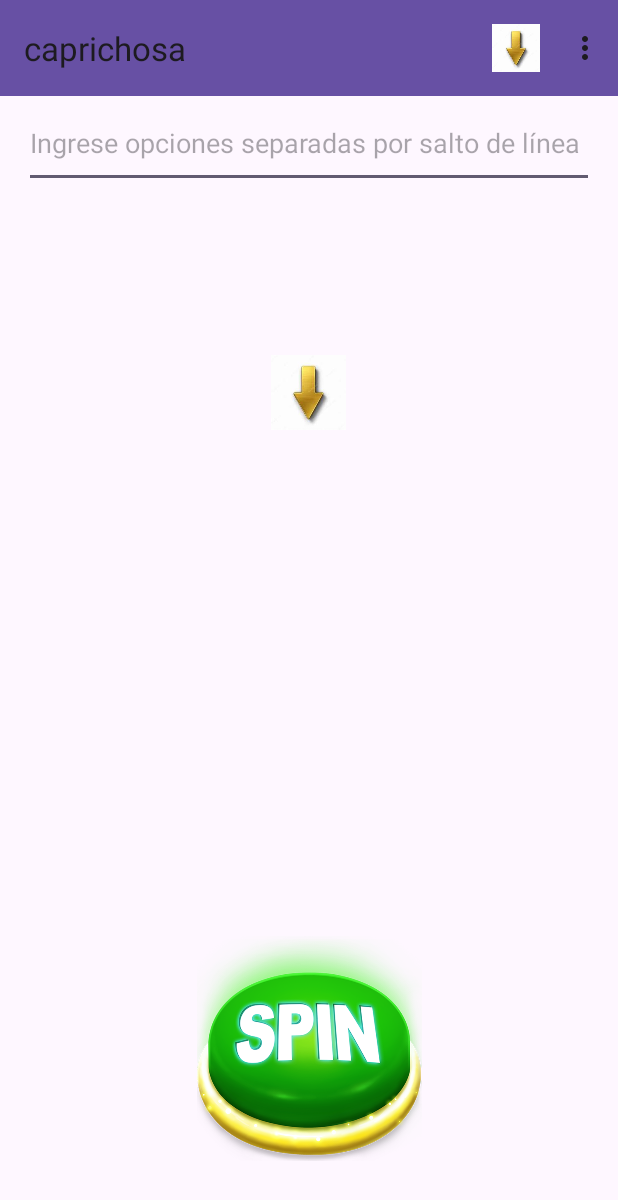
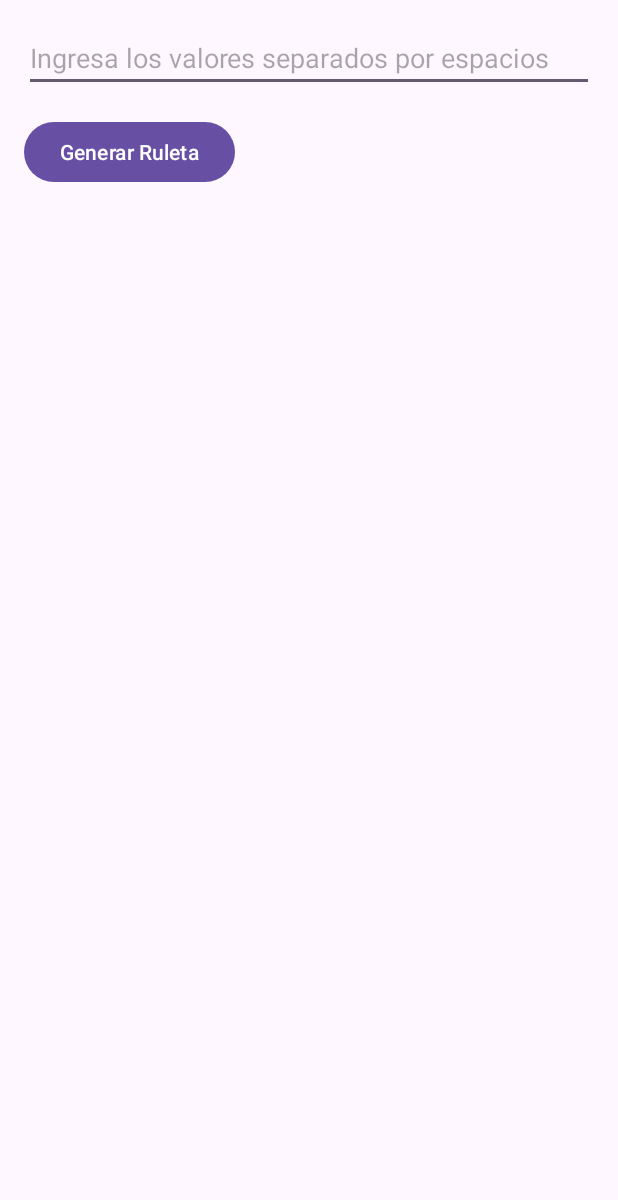
Before and after one commit to vicentenavarro13/PS-G4-RULETA, an Android app: the screen it shows after launch (MainActivity), on a phone screen of 412 x 824 dp. Shown: the top 1200 px of the screen. Run offline under Robolectric (Android 15) with nearby library versions, the phone set to English and light mode, and no system bars.

Commit message:
restructuración del código

```diff
--- a/app/src/main/java/com/example/caprichosa/MainActivity.java
+++ b/app/src/main/java/com/example/caprichosa/MainActivity.java
@@ -1,117 +1,80 @@
 package com.example.caprichosa;
+
+import android.graphics.Canvas;
+import android.graphics.Color;
+import android.graphics.Paint;
+import android.os.Bundle;
+import android.view.View;
+import android.view.animation.RotateAnimation;
+import android.widget.EditText;
+import android.widget.RelativeLayout;
+import android.widget.TextView;
 
 import androidx.appcompat.app.AppCompatActivity;
 
-import android.os.Bundle;
-import android.view.View;
-import android.view.animation.Animation;
-import android.view.animation.DecelerateInterpolator;
-import android.view.animation.RotateAnimation;
-import android.widget.ImageView;
-import android.widget.Toast;
-import android.widget.EditText;
-import android.view.Menu;
-
-import androidx.appcompat.app.AppCompatActivity;
-import androidx.appcompat.widget.Toolbar;
+import java.util.ArrayList;
+import java.util.List;
 import java.util.Random;
 
 public class MainActivity extends AppCompatActivity {
-    private ImageView ruleta;
 
+    private EditText editTextValores;
+    private RelativeLayout relativeLayoutRuleta;
+    private TextView textViewResultado;
 
-    private RouletteView rouletteView;
-    private static final String[] sectores = {"1", "2", "3", "4", "5", "6", "7", "8", "9"};
-    private static final int [] tamanosSector = new int [sectores.length];
-    private static final Random  random = new Random();
-    private boolean girando = false ;
-    private int grados = 0;
     @Override
     protected void onCreate(Bundle savedInstanceState) {
-
-
         super.onCreate(savedInstanceState);
         setContentView(R.layout.activity_main);
-        Toolbar toolbar = findViewById(R.id.toolbar);
-        setSupportActionBar(toolbar);
-        final EditText editTextOpciones = findViewById(R.id.editTextOpciones);
-        final ImageView boton = findViewById(R.id.boton);
-        final ImageView image = findViewById(R.id.ruleta);
 
-        boton.setOnClickListener(new View.OnClickListener() {
-            @Override
-            public void onClick(View view) {
-                String opcionesTexto = editTextOpciones.getText().toString();
-                String[] opciones = opcionesTexto.split("\n");
+        editTextValores = findViewById(R.id.editTextValores);
+        relativeLayoutRuleta = findViewById(R.id.relativeLayoutRuleta);
+        textViewResultado = findViewById(R.id.textViewResultado);
+    }
 
+    public void generarRuleta(View view) {
+        String valoresString = editTextValores.getText().toString().trim();
+        String[] valores = valoresString.split(" ");
 
-                rouletteView = new RouletteView(opciones);
+        List<String> sectores = new ArrayList<>();
+        for (String valor : valores) {
+            if (!valor.isEmpty()) {
+                sectores.add(valor);
+            }
+        }
 
-                if (image != null && rouletteView != null) {
-                    image.setImageDrawable(rouletteView);
-                    image.setContentDescription(getResources().getString(R.string.roulette));
-                }
-                getTamano();
-                girar(image);
+        if (sectores.size() < 2) {
+            textViewResultado.setText("Ingrese al menos dos valores para generar la ruleta.");
+            return;
+        }
 
-            }
+        int totalSectores = sectores.size();
+        float angulo = 360f / totalSectores;
 
+        // Limpiar el RelativeLayout antes de agregar nuevos sectores
+        relativeLayoutRuleta.removeAllViews();
 
-        });
+        // Realizar la animación de giro
+        RotateAnimation rotateAnimation = new RotateAnimation(0, 360 * 5 + new Random().nextInt(360),
+                RotateAnimation.RELATIVE_TO_SELF, 0.5f, RotateAnimation.RELATIVE_TO_SELF, 0.5f);
+        rotateAnimation.setDuration(3000);
+        rotateAnimation.setFillAfter(true);
+        relativeLayoutRuleta.startAnimation(rotateAnimation);
 
+        // Mostrar el resultado
+        int resultadoIndex = new Random().nextInt(totalSectores);
+        String resultado = sectores.get(resultadoIndex);
+        int color = getRandomColor();
+        textViewResultado.setText("¡Giraste la ruleta y obtuviste: " + resultado + "!");
+        textViewResultado.setTextColor(color);
+
+        // Dibujar la ruleta
+        RuletaView ruletaView = new RuletaView(this, sectores, angulo);
+        relativeLayoutRuleta.addView(ruletaView);
     }
-    @Override
-    public void onWindowFocusChanged(boolean hasFocus) {
 
-        super.onWindowFocusChanged(hasFocus);
-    }
-    private void girar(ImageView image){
-
-        grados = random.nextInt(sectores.length-1);
-
-        RotateAnimation animacion = new RotateAnimation(0,(360 * sectores.length) + tamanosSector[grados],
-                RotateAnimation.RELATIVE_TO_SELF, 0.5f, RotateAnimation.RELATIVE_TO_SELF, 0.5f);
-        animacion.setDuration(3600);
-        animacion.setFillAfter(true);
-        animacion.setInterpolator(new DecelerateInterpolator());
-        animacion.setAnimationListener(new Animation.AnimationListener() {
-            @Override
-            public void onAnimationStart(Animation animation) {
-
-            }
-
-            @Override
-            public void onAnimationEnd(Animation animation) {
-                int indiceResultado = (sectores.length - (grados - 1)) % sectores.length;
-                String resultado = sectores[indiceResultado];
-                int resultadoNumerico = Integer.parseInt(resultado);
-                Toast.makeText(MainActivity.this, "Ha sacado el número " + resultadoNumerico, Toast.LENGTH_SHORT).show();
-
-                girando = false;
-
-
-            }
-
-            @Override
-            public void onAnimationRepeat(Animation animation) {
-
-            }
-        });
-        image.startAnimation(animacion);
-
-    }
-    @Override
-    public boolean onCreateOptionsMenu(Menu menu) {
-        super.onCreateOptionsMenu(menu);
-        getMenuInflater().inflate(R.menu.game_menu, menu);
-        return true;
-    }
-    private void getTamano () {
-        int tamanoSector = 360/ sectores.length;
-
-        for (int i=0 ; i < sectores.length ; i++){
-            tamanosSector[i] = (i+1) * tamanoSector;
-
-        }
+    private int getRandomColor() {
+        Random random = new Random();
+        return Color.argb(255, random.nextInt(256), random.nextInt(256), random.nextInt(256));
     }
 }
--- a/app/src/main/res/layout/activity_main.xml
+++ b/app/src/main/res/layout/activity_main.xml
@@ -1,60 +1,46 @@
 <?xml version="1.0" encoding="utf-8"?>
 <RelativeLayout xmlns:android="http://schemas.android.com/apk/res/android"
-    xmlns:app="http://schemas.android.com/apk/res-auto"
     xmlns:tools="http://schemas.android.com/tools"
     android:layout_width="match_parent"
     android:layout_height="match_parent"
+    android:paddingLeft="16dp"
+    android:paddingTop="16dp"
+    android:paddingRight="16dp"
+    android:paddingBottom="16dp"
     tools:context=".MainActivity">
 
-
-
-    <ImageView
-        android:id="@+id/ruleta"
-        android:layout_width="match_parent"
-        android:layout_height="250dp"
-        android:layout_centerInParent="true"
-        android:layout_marginStart="50dp"
-        android:layout_marginEnd="50dp"
-        android:contentDescription="Una ruleta modificable"
-        android:scaleType="centerInside"
-        />
-
-    <ImageView
-        android:id="@+id/flecha"
-        android:layout_width="50dp"
-        android:layout_height="50dp"
-        android:layout_centerHorizontal="true"
-        android:layout_above="@id/ruleta"
-        android:contentDescription="Flecha que elige sección"
-        android:src="@drawable/flecha" />
     <EditText
-        android:id="@+id/editTextOpciones"
-        android:layout_width="match_parent"
-        android:layout_height="60dp"
-        android:hint="@string/ingrese_opciones"
-        android:inputType="textMultiLine"
-        android:layout_marginTop="65dp"
-        android:layout_marginStart="16dp"
-        android:layout_marginEnd="16dp"
-        android:layout_marginBottom="8dp"
-        android:autofillHints="text"
-        />
-
-
-    <ImageView
-        android:id="@+id/boton"
-        android:layout_width="wrap_content"
-        android:layout_height="150dp"
-        android:layout_alignParentBottom="true"
-        android:layout_centerHorizontal="true"
-        android:layout_marginBottom="50dp"
-        android:contentDescription="Presiona el botón para girar la ruleta"
-        android:src="@drawable/botongirar" />
-    <androidx.appcompat.widget.Toolbar
-        android:id="@+id/toolbar"
+        android:id="@+id/editTextValores"
         android:layout_width="match_parent"
         android:layout_height="wrap_content"
-        android:background="?attr/colorPrimary"
-        android:minHeight="?attr/actionBarSize"
-        android:theme="?attr/actionBarTheme" />
+        android:hint="Ingresa los valores separados por espacios"
+        android:inputType="text"/>
+
+    <Button
+        android:id="@+id/btnGenerarRuleta"
+        android:layout_width="wrap_content"
+        android:layout_height="wrap_content"
+        android:layout_below="@id/editTextValores"
+        android:layout_marginTop="16dp"
+        android:text="Generar Ruleta"
+        android:onClick="generarRuleta"/>
+
+    <RelativeLayout
+        android:id="@+id/relativeLayoutRuleta"
+        android:layout_width="300dp"
+        android:layout_height="300dp"
+        android:layout_below="@id/btnGenerarRuleta"
+        android:layout_marginTop="16dp"
+        android:layout_centerHorizontal="true">
+        <!-- Aquí puedes agregar cualquier otro contenido específico para tu ruleta -->
+    </RelativeLayout>
+
+    <TextView
+        android:id="@+id/textViewResultado"
+        android:layout_width="wrap_content"
+        android:layout_height="wrap_content"
+        android:layout_below="@id/relativeLayoutRuleta"
+        android:layout_marginTop="16dp"
+        android:text=""
+        android:textStyle="bold"/>
 </RelativeLayout>
```
Also changed, not shown: app/src/main/java/com/example/caprichosa/RouletteView.java (deleted, +0 -81 lines), app/src/main/java/com/example/caprichosa/RuletaView.java (added, +54 -0 lines).
